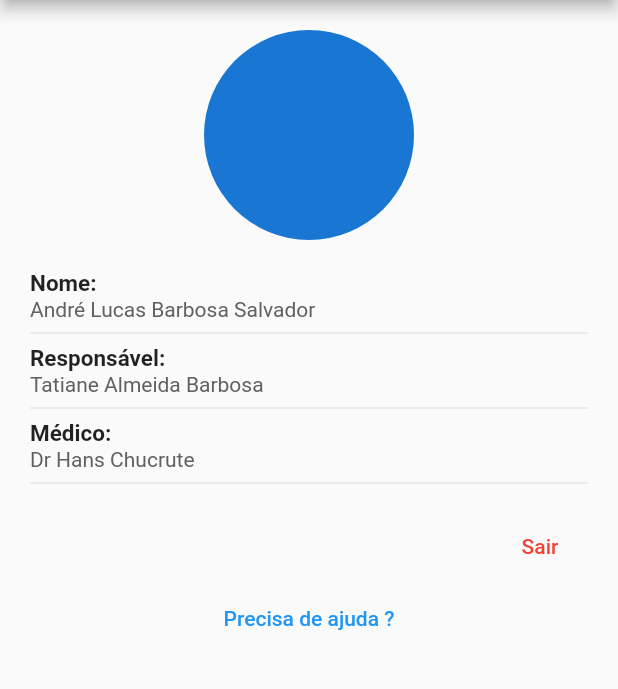
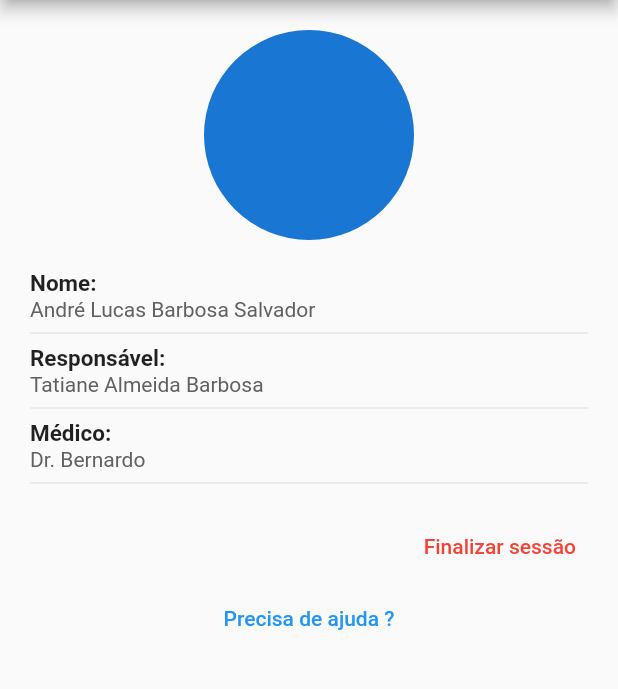
Before and after one commit to andrelucassvt/CSA-CAA_app, a Flutter app: the PacientePerfilPage screen opened directly, on a phone screen of 412 x 824 dp, the part 84-773 px from its top. Run offline on Flutter 3.47's test engine with Material 2 defaults, Android fonts, the phone set to English and light mode, and no system bars; our stand-ins replace audioplayers, bloc, brasil_fields, dartz, flutter_bloc, get_it and 1 more.

Commit message:
mockando mais arquivos

```diff
--- a/lib/app/modules/auth/presenter/pages/auth_body/mobile/auth_paciente_cpf_login_page.dart
+++ b/lib/app/modules/auth/presenter/pages/auth_body/mobile/auth_paciente_cpf_login_page.dart
@@ -79,6 +79,7 @@ class _AuthPacienteCpfPageState extends State<AuthPacienteCpfPage> {
                       ),
                       child: TextFormField(
                         controller: textEditingController,
+                        keyboardType: TextInputType.number,
                         inputFormatters: [
                           FilteringTextInputFormatter.digitsOnly,
                           CpfInputFormatter(),
--- a/lib/app/modules/home/domain/entity/medico.dart
+++ b/lib/app/modules/home/domain/entity/medico.dart
@@ -7,6 +7,7 @@ class Medico {
   String? cargo;
   String? foto;
   String? sexo;
+  String? hospital;
   List<Paciente>? pacientes;
 
   Medico({
@@ -15,6 +16,7 @@ class Medico {
     this.cargo,
     this.foto,
     this.sexo,
+    this.hospital,
     this.pacientes
   });
 }
--- a/lib/app/modules/home/domain/entity/paciente.dart
+++ b/lib/app/modules/home/domain/entity/paciente.dart
@@ -5,18 +5,20 @@ class Paciente implements DadosSemelhantesCardGridInterface{
 
   String? nome;
   String? cpf;
-  String? laudoMedico;
+  String? medico;
   String? foto;
   String? sexo;
+  String? responsavel;
   List<Interacao>? interacoes;
 
   Paciente({
     this.nome,
     this.cpf,
-    this.laudoMedico,
+    this.medico,
     this.foto,
     this.sexo,
-    this.interacoes
+    this.responsavel,
+    this.interacoes,
   });
 
   @override
--- a/lib/app/modules/perfil/external/datasource/perfil_datasource_impl.dart
+++ b/lib/app/modules/perfil/external/datasource/perfil_datasource_impl.dart
@@ -6,12 +6,19 @@ class PerfilDatasourceImpl implements PerfilDatasource {
 
   @override
   Future<Medico> getPerfilMedico() async {
-    return Medico();
+    return Medico(
+      nome: 'Dr. Bernardo',
+      hospital: 'Hospital amazonia'
+    );
   }
 
   @override
   Future<Paciente> getPerfilPaciente() async {
-    return Paciente();
+    return Paciente(
+      nome: 'André Lucas Barbosa Salvador',
+      responsavel: 'Tatiane Almeida Barbosa',
+      medico: 'Dr. Bernardo'
+    );
   }
 
 }
--- a/lib/app/modules/perfil/presenter/blocs/perfil/perfil_cubit.dart
+++ b/lib/app/modules/perfil/presenter/blocs/perfil/perfil_cubit.dart
@@ -25,6 +25,7 @@ class PerfilCubit extends Cubit<PerfilState> {
       (sucess) => PerfilPacienteSucess(sucess)
     ));
   }
+
   Future<void> getPerfilMedico() async {
     emit(PerfilLoading());
     var result = await getPerfilMedicoUsecase();
@@ -33,4 +34,5 @@ class PerfilCubit extends Cubit<PerfilState> {
       (sucess) => PerfilMedicoSucess(sucess)
     ));
   }
+
 }
--- /dev/null
+++ b/lib/app/modules/perfil/presenter/components/logout_button.dart
@@ -0,0 +1,58 @@
+import 'package:flutter/material.dart';
+
+class LogoutButton extends StatelessWidget {
+  const LogoutButton({ Key? key }) : super(key: key);
+
+  @override
+  Widget build(BuildContext context) {
+    return TextButton(
+      onPressed: () => showDialog(
+        context: context,
+        builder: (context) => SimpleDialog(
+          title: const Text('Atenção'),
+          titlePadding: const EdgeInsets.only(
+            left: 20,
+            top: 20,
+          ),
+          contentPadding: const EdgeInsets.only(
+            left: 20,
+            top: 10
+          ),
+          children: [
+            const Text('Deseja finalizar sua sessão ?'),
+            const SizedBox(
+              height: 15,
+            ),
+            Align(
+              alignment: Alignment.centerRight,
+              child: Row(
+                mainAxisSize: MainAxisSize.min,
+                children: [
+                  TextButton(
+                    onPressed: () => Navigator.of(context).pop(),
+                    child: const Text('Não'),
+                  ),
+                  TextButton(
+                    onPressed: () => Navigator.of(context).pushNamedAndRemoveUntil('/', (Route<dynamic> route) => false),
+                    child: const Text(
+                      'Sim',
+                      style: TextStyle(
+                        color: Colors.red
+                      ),
+                    ),
+                  ),
+                ],
+              ),
+            )
+          ],
+        )
+      ),
+      child: const Text(
+        'Finalizar sessão',
+        style: TextStyle(
+          color: Colors.red
+        ),
+      )
+    );
+  }
+}
--- a/lib/app/modules/perfil/presenter/pages/perfil_body/mobile/paciente_perfil_page.dart
+++ b/lib/app/modules/perfil/presenter/pages/perfil_body/mobile/paciente_perfil_page.dart
@@ -1,5 +1,12 @@
 import 'package:flutter/material.dart';
+import 'package:flutter_bloc/flutter_bloc.dart';
+import 'package:get_it/get_it.dart';
+import 'package:projeto_csa_app/app/modules/home/domain/entity/paciente.dart';
+import 'package:projeto_csa_app/app/modules/perfil/presenter/blocs/perfil/perfil_cubit.dart';
 import 'package:projeto_csa_app/app/modules/perfil/presenter/components/ajuda_page.dart';
+import 'package:projeto_csa_app/app/modules/perfil/presenter/components/logout_button.dart';
+import 'package:projeto_csa_app/app/shared/widget/default_button.dart';
+import 'package:projeto_csa_app/app/shared/widget/error_view_widget.dart';
 import 'package:projeto_csa_app/app/shared/widget/info_user_title_subtitle.dart';
 
 class PacientePerfilPage extends StatefulWidget {
@@ -10,6 +17,20 @@ class PacientePerfilPage extends StatefulWidget {
 }
 
 class _PacientePerfilPageState extends State<PacientePerfilPage> {
+  final controller = GetIt.I.get<PerfilCubit>();
+
+  @override
+  void initState() {
+    super.initState();
+    controller.getPerfilPaciente();
+  }
+
+  @override
+  void dispose() {
+    controller.close();
+    super.dispose();
+  }
+
   @override
   Widget build(BuildContext context) {
     return Scaffold(
@@ -18,11 +39,25 @@ class _PacientePerfilPageState extends State<PacientePerfilPage> {
         centerTitle: true,
       ),
       body: Padding(
-        padding: const EdgeInsets.symmetric(
-          horizontal: 20
-        ),
+        padding: const EdgeInsets.symmetric(horizontal: 20),
         child: SafeArea(
-          child: Column(
+          child: BlocBuilder<PerfilCubit, PerfilState>(
+            bloc: controller,
+            builder: (context, state) {
+              if (state is PerfilLoading) {
+                return const Center(
+                  child: CircularProgressIndicator(),
+                );
+              }
+              if (state is PerfilFailure) {
+                return ErrorViewWidget(
+                  errorMessage: state.failure.errorMessage,
+                  actionButton: () async => controller.getPerfilPaciente()
+                );
+              }
+              if (state is PerfilPacienteSucess) {
+                Paciente dados = state.paciente;
+                return Column(
                   children: [
                     const SizedBox(
                       height: 20,
@@ -35,72 +70,24 @@ class _PacientePerfilPageState extends State<PacientePerfilPage> {
                     const SizedBox(
                       height: 20,
                     ),
-              const InfoUserTitleSubTitleWidget(
+                    InfoUserTitleSubTitleWidget(
                       title: 'Nome:',
-                subtitle: 'André Lucas Barbosa Salvador',
+                      subtitle: dados.nome ?? 'Sem informação',
                     ),
-              const InfoUserTitleSubTitleWidget(
+                    InfoUserTitleSubTitleWidget(
                       title: 'Responsável:',
-                subtitle: 'Tatiane Almeida Barbosa',
+                      subtitle: dados.responsavel ?? 'Sem informação',
                     ),
-              const InfoUserTitleSubTitleWidget(
+                    InfoUserTitleSubTitleWidget(
                       title: 'Médico:',
-                subtitle: 'Dr Hans Chucrute',
+                      subtitle: dados.medico ?? 'Sem informação',
                     ),
                     const SizedBox(
                       height: 10,
                     ),
-              Align(
+                    const Align(
                       alignment: Alignment.bottomRight,
-                child: TextButton(
-                  onPressed: () => showDialog(
-                    context: context,
-                    builder: (context) => SimpleDialog(
-                      title: const Text('Atenção'),
-                      titlePadding: const EdgeInsets.only(
-                        left: 20,
-                        top: 20,
-                      ),
-                      contentPadding: const EdgeInsets.only(
-                        left: 20,
-                        top: 10
-                      ),
-                      children: [
-                        const Text('Deseja fechar sua sessão ?'),
-                        const SizedBox(
-                          height: 15,
-                        ),
-                        Align(
-                          alignment: Alignment.centerRight,
-                          child: Row(
-                            mainAxisSize: MainAxisSize.min,
-                            children: [
-                              TextButton(
-                                onPressed: () => Navigator.of(context).pop(),
-                                child: const Text('Não'),
-                              ),
-                              TextButton(
-                                onPressed: () => Navigator.of(context).pushNamedAndRemoveUntil('/', (Route<dynamic> route) => false),
-                                child: const Text(
-                                  'Sim',
-                                  style: TextStyle(
-                                    color: Colors.red
-                                  ),
-                                ),
-                              ),
-                            ],
-                          ),
-                        )
-                      ],
-                    )
-                  ),
-                  child: const Text(
-                    'Sair',
-                    style: TextStyle(
-                      color: Colors.red
-                    ),
-                  )
-                ),
+                      child: LogoutButton()
                     ),
                     Center(
                       child: TextButton(
@@ -110,8 +97,12 @@ class _PacientePerfilPageState extends State<PacientePerfilPage> {
                         ),
                         child: const Text('Precisa de ajuda ?')
                       ),
-              )
+                    ),
                   ],
+                );
+              }
+              return const SizedBox.shrink();
+            },
           ),
         ),
       ),
--- a/lib/app/shared/widget/default_button.dart
+++ b/lib/app/shared/widget/default_button.dart
@@ -30,8 +30,7 @@ class DefaultButtonApp extends StatelessWidget {
         minimumSize: MaterialStateProperty.all<Size>(
           Size(width ?? 280, height ?? 55),
         ),
-        backgroundColor:
-            MaterialStateProperty.all<Color>(backgroundColor ?? Theme.of(context).primaryColor),
+        backgroundColor: MaterialStateProperty.all<Color>(backgroundColor ?? Theme.of(context).primaryColor),
         shape: MaterialStateProperty.all<OutlinedBorder>(
           RoundedRectangleBorder(
             side: BorderSide(
--- a/lib/app/shared/widget/info_user_title_subtitle.dart
+++ b/lib/app/shared/widget/info_user_title_subtitle.dart
@@ -3,16 +3,18 @@ import 'package:flutter/material.dart';
 class InfoUserTitleSubTitleWidget extends StatelessWidget {
   final String title;
   final String subtitle;
+  final CrossAxisAlignment? crossAxisAlignment;
   const InfoUserTitleSubTitleWidget({
     Key? key,
     required this.title,
     required this.subtitle,
+    this.crossAxisAlignment
   }) : super(key: key);
 
   @override
   Widget build(BuildContext context) {
     return Column(
-      crossAxisAlignment: CrossAxisAlignment.start,
+      crossAxisAlignment: crossAxisAlignment ?? CrossAxisAlignment.start,
       children: [
         Text(
           title,
```
Also changed, not shown: lib/app/modules/perfil/presenter/pages/perfil_body/web/medico_perfil_page.dart (+67 -5 lines), lib/app/shared/widget/error_view_widget.dart (added, +31 -0 lines). Lines whose indentation alone changed are shown as unchanged.
